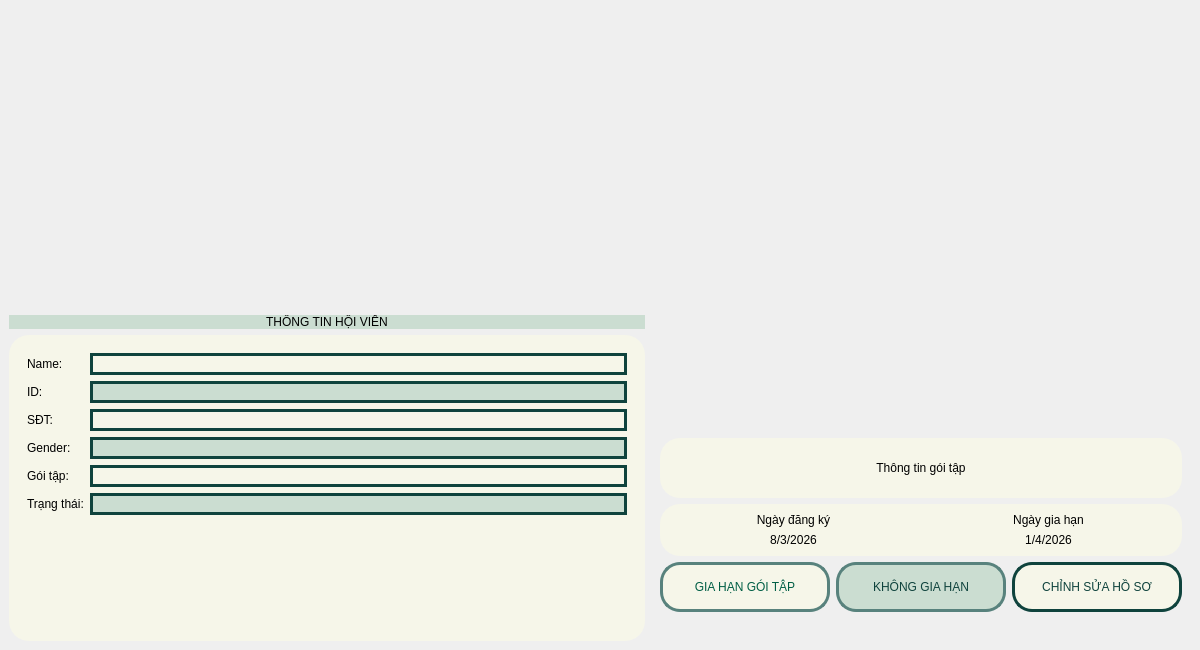
The window that ui/member/MemberMainWindow.ui (nguyenbphan12001-rimzy/Do-an-cuoi-ki-Nhom8_KTLT) describes before a commit, drawn with Qt 5.
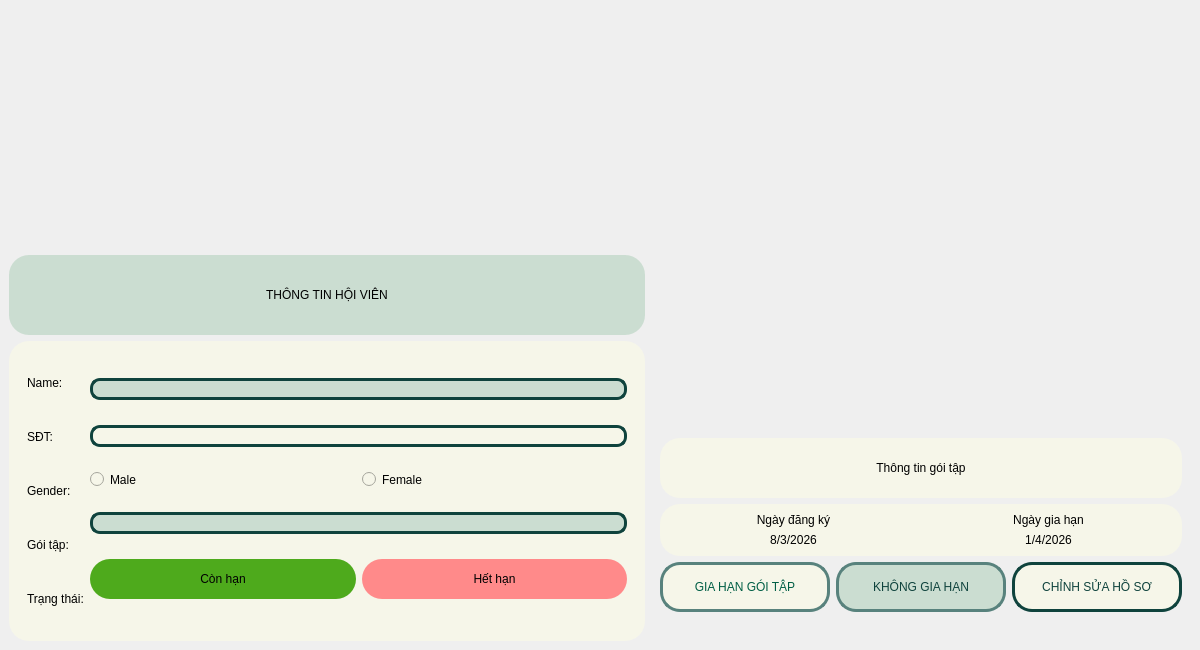
The same window after the commit. Icons and pictures are not drawn.

What changed in the file:
```diff
--- a/ui/member/MemberMainWindow.ui
+++ b/ui/member/MemberMainWindow.ui
@@ -39,6 +39,12 @@
         </item>
         <item>
          <widget class="QLabel" name="label">
+          <property name="minimumSize">
+           <size>
+            <width>500</width>
+            <height>80</height>
+           </size>
+          </property>
           <property name="styleSheet">
            <string notr="true">background-color:#cbddd1;
 font: 87 18pt &quot;Noto Sans TC Black&quot;;
@@ -55,6 +61,12 @@
         </item>
         <item>
          <widget class="QGroupBox" name="groupBox">
+          <property name="minimumSize">
+           <size>
+            <width>500</width>
+            <height>300</height>
+           </size>
+          </property>
           <property name="styleSheet">
            <string notr="true">font: 14pt &quot;MS Shell Dlg 2&quot;;
 background-color:#f6f6e9;
@@ -79,13 +91,6 @@
                     </property>
                    </widget>
                   </item>
-                  <item>
-                   <widget class="QLabel" name="label_3">
-                    <property name="text">
-                     <string>ID:</string>
-                    </property>
-                   </widget>
-                  </item>
                   <item>
                    <widget class="QLabel" name="label_4">
                     <property name="text">
@@ -126,16 +131,11 @@
                    <widget class="QLineEdit" name="lineEditName">
                     <property name="styleSheet">
                      <string notr="true">border-radius: 20px;
-border: 3px solid  #0f433d;</string>
-                    </property>
-                   </widget>
-                  </item>
-                  <item>
-                   <widget class="QLineEdit" name="lineEditID">
-                    <property name="styleSheet">
-                     <string notr="true">border-radius: 20px;
 background-color: #cbddd1;
-border: 3px solid  #0f433d;</string>
+border: 3px solid  #0f433d;
+border-radius: 10px;
+
+</string>
                     </property>
                    </widget>
                   </item>
@@ -143,34 +143,74 @@
                    <widget class="QLineEdit" name="lineEditPhone">
                     <property name="styleSheet">
                      <string notr="true">border-radius: 20px;
-border: 3px solid  #0f433d;</string>
+border: 3px solid  #0f433d;
+border-radius: 10px;</string>
                     </property>
                    </widget>
                   </item>
                   <item>
-                   <widget class="QLineEdit" name="lineEditGender">
-                    <property name="styleSheet">
-                     <string notr="true">border-radius: 20px;background-color:#cbddd1;
-border: 3px solid  #0f433d;</string>
-                    </property>
-                   </widget>
+                   <layout class="QHBoxLayout" name="horizontalLayout_11">
+                    <item>
+                     <widget class="QRadioButton" name="radioButtonMale">
+                      <property name="text">
+                       <string>Male</string>
+                      </property>
+                     </widget>
+                    </item>
+                    <item>
+                     <widget class="QRadioButton" name="radioButtonFemale">
+                      <property name="text">
+                       <string>Female</string>
+                      </property>
+                     </widget>
+                    </item>
+                   </layout>
                   </item>
                   <item>
                    <widget class="QLineEdit" name="lineEditGoi">
                     <property name="styleSheet">
                      <string notr="true">border-radius: 20px;
-border: 3px solid  #0f433d;</string>
+border: 3px solid  #0f433d;
+border-radius: 10px;
+background-color: #cbddd1;</string>
                     </property>
                    </widget>
                   </item>
                   <item>
-                   <widget class="QLineEdit" name="lineEditStatus">
-                    <property name="styleSheet">
-                     <string notr="true">background-color: #cbddd1;
-border-radius: 20px;
-border: 3px solid  #0f433d;</string>
-                    </property>
-                   </widget>
+                   <layout class="QHBoxLayout" name="horizontalLayout_10">
+                    <item>
+                     <widget class="QPushButton" name="pushButtonConhan">
+                      <property name="minimumSize">
+                       <size>
+                        <width>50</width>
+                        <height>40</height>
+                       </size>
+                      </property>
+                      <property name="styleSheet">
+                       <string notr="true">background-color: rgb(78, 170, 28);</string>
+                      </property>
+                      <property name="text">
+                       <string>Còn hạn</string>
+                      </property>
+                     </widget>
+                    </item>
+                    <item>
+                     <widget class="QPushButton" name="pushButtonHethan">
+                      <property name="minimumSize">
+                       <size>
+                        <width>50</width>
+                        <height>40</height>
+                       </size>
+                      </property>
+                      <property name="styleSheet">
+                       <string notr="true">background-color: rgb(255, 138, 138);</string>
+                      </property>
+                      <property name="text">
+                       <string>Hết hạn</string>
+                      </property>
+                     </widget>
+                    </item>
+                   </layout>
                   </item>
                  </layout>
                 </item>
@@ -179,19 +219,6 @@
              </layout>
             </widget>
            </item>
-           <item>
-            <spacer name="verticalSpacer_3">
-             <property name="orientation">
-              <enum>Qt::Vertical</enum>
-             </property>
-             <property name="sizeHint" stdset="0">
-              <size>
-               <width>20</width>
-               <height>40</height>
-              </size>
-             </property>
-            </spacer>
-           </item>
           </layout>
          </widget>
         </item>
```
Left out of the diff: 4 changed lines with no effect on the pictures.
